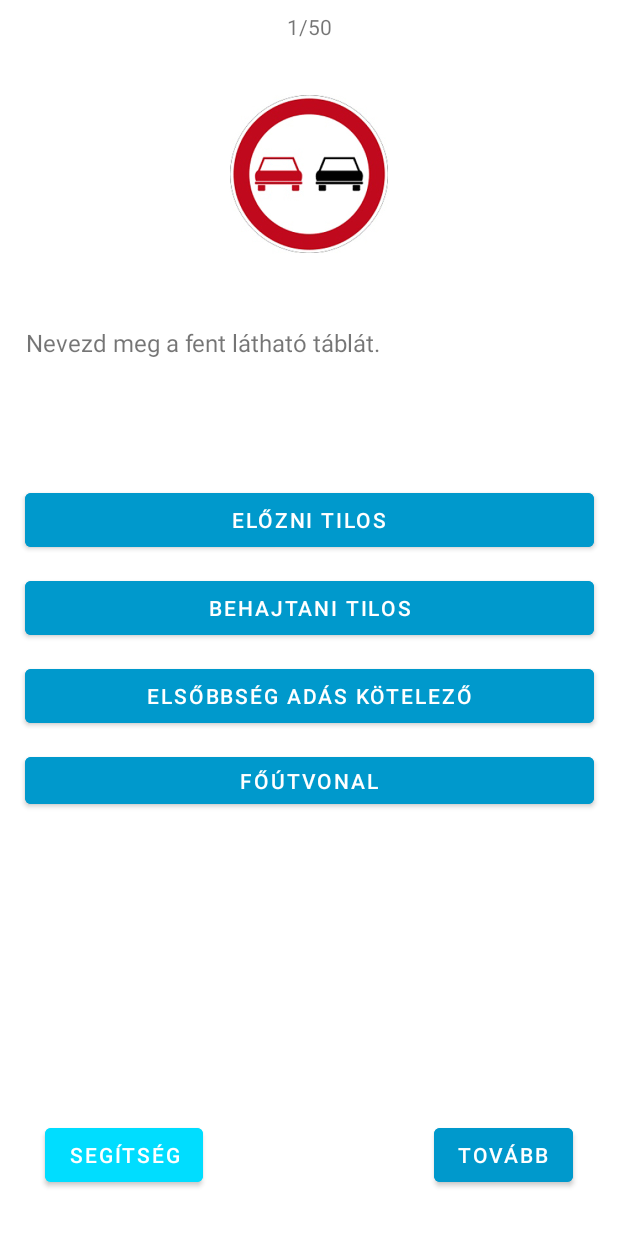
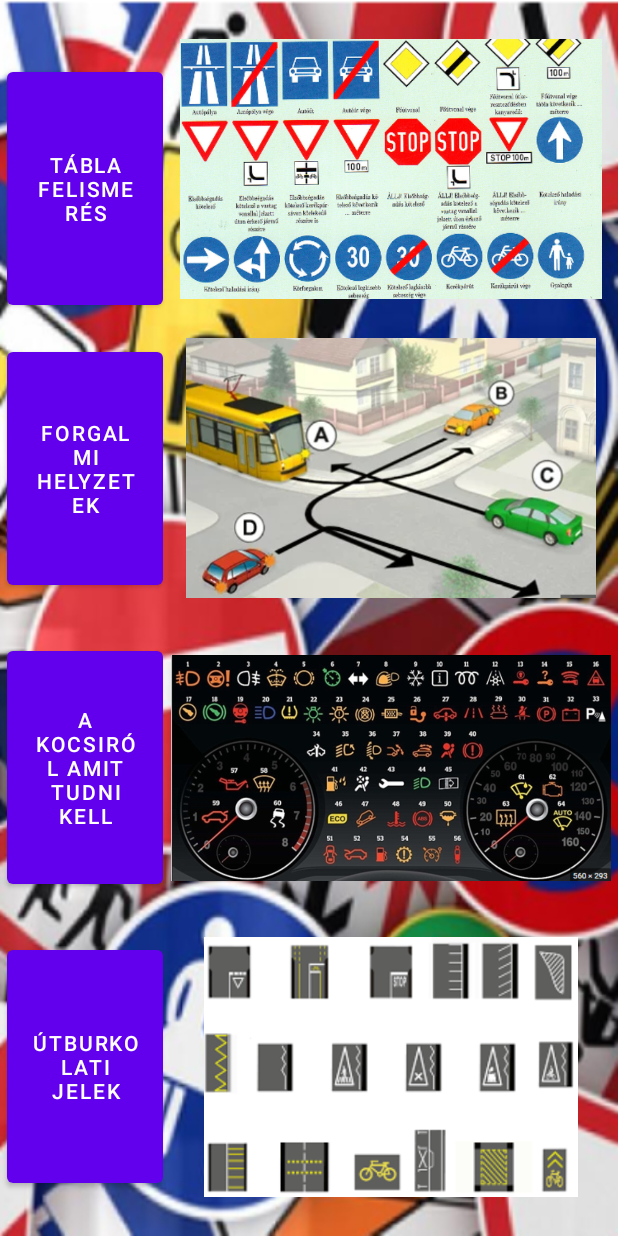
Before and after one commit to FarkyBat/Android_Beadando_Kresz, an Android app: the screen it shows after launch (start), after a tap on "START", on a phone screen of 412 x 824 dp. Run offline under Robolectric (Android 15) with nearby library versions, the phone set to English and light mode, and no system bars.

Commit message:
Frissítés 2022.11.20

```diff
--- a/app/src/main/java/com/example/android_beadando/hibakhoz/Myadapter.java
+++ b/app/src/main/java/com/example/android_beadando/hibakhoz/Myadapter.java
@@ -18,7 +18,7 @@ public class Myadapter extends RecyclerView.Adapter<Myadapter.MyViewHolder> {
     private hibasvalasz fragment;
     private List<hibak> hibaklist;
 
-    public Myadapter(List<hibak> hibaklist, hibasvalasz fragment) { //Beletesszük a paraméterbe a listát és a fragmentet hogy meglegyen a kommunikáció.
+    public Myadapter(List<hibak> hibaklist, hibasvalasz fragment) { //Beletesszük a paraméterbe a listát és a fragmentet hogy meglegyen a kommunik
         this.hibaklist = hibaklist;
         this.fragment = fragment;
     }
@@ -36,7 +36,7 @@ public class Myadapter extends RecyclerView.Adapter<Myadapter.MyViewHolder> {
 
         hibak hibak = hibaklist.get(position);
         holder.kerdes.setText(hibak.getKerdes());
-        holder.valasz.setText(hibak.getValasz()); //Ha itt
+        holder.valasz.setText(hibak.getValasz());
         holder.helyesvalasz.setText(hibak.getHelyesvalasz());
 
     }
--- /dev/null
+++ b/app/src/main/java/com/example/android_beadando/kvizek.java
@@ -0,0 +1,44 @@
+package com.example.android_beadando;
+
+import android.os.Bundle;
+import android.view.LayoutInflater;
+import android.view.View;
+import android.view.ViewGroup;
+import android.widget.Button;
+
+import androidx.fragment.app.Fragment;
+import androidx.fragment.app.FragmentTransaction;
+
+import com.example.android_beadando.quizek.quizfragment1;
+
+
+public class kvizek extends Fragment {
+    Button button1;
+
+    @Override
+    public View onCreateView(LayoutInflater inflater, ViewGroup container,
+                             Bundle savedInstanceState) {
+        View view=inflater.inflate(R.layout.fragment_kvizek, container, false);
+        button1=view.findViewById(R.id.button1);
+
+        button1.setOnClickListener(new View.OnClickListener() {
+            @Override
+            public void onClick(View view) {
+                Button gombnyomas = (Button) view;
+                if (gombnyomas.getId() == R.id.button1) {
+                    betoltFragment(new quizfragment1());
+                }
+            }
+        });
+
+
+        return view;
+    }
+    public void betoltFragment(Fragment fragment) {
+
+        FragmentTransaction fragmentManager = getActivity().getSupportFragmentManager().beginTransaction();
+        fragmentManager.replace(R.id.start1, fragment).commit();
+
+    }
+
+}
--- a/app/src/main/java/com/example/android_beadando/start.java
+++ b/app/src/main/java/com/example/android_beadando/start.java
@@ -15,7 +15,7 @@ import java.util.ArrayList;
 import java.util.List;
 
 public class start extends AppCompatActivity implements View.OnClickListener{
-
+    Button eredmenyeid;
     Button start;
 
     List<String> valaszok = new ArrayList<>();
@@ -23,25 +23,36 @@ public class start extends AppCompatActivity implements View.OnClickListener{
         return valaszok;
     }
 
+
+
     @Override
     protected void onCreate(Bundle savedInstanceState) {
         super.onCreate(savedInstanceState);
         setContentView(R.layout.activity_start);
 
+
+        eredmenyeid=findViewById(R.id.eredmenyeid);
         start=findViewById(R.id.start);
+        eredmenyeid.setOnClickListener(this);
         start.setOnClickListener(this);
     }
-
     @Override
     public void onClick(View view) {
         Button gombnyomas = (Button) view;
         if (gombnyomas.getId()==R.id.start){
             start.setVisibility(View.INVISIBLE);
-            loadFragment(new quizfragment1());
+            eredmenyeid.setVisibility(View.INVISIBLE);
+            loadFragment(new kvizek());
+        }
+
+        if (gombnyomas.getId()==R.id.eredmenyeid){
+            start.setVisibility(View.INVISIBLE);
+            eredmenyeid.setVisibility(View.INVISIBLE);
+            loadFragment(new osszeredmeny());
         }
 
     }
-     public void loadFragment(Fragment fragment) {
+    public void loadFragment(Fragment fragment) {
         FragmentManager fragmentManager = getSupportFragmentManager();
         FragmentTransaction transaction = fragmentManager.beginTransaction();
         transaction.replace(R.id.start1, fragment);
@@ -50,4 +61,5 @@ public class start extends AppCompatActivity implements View.OnClickListener{
         transaction.commit();
     }
 
+
 }
--- a/app/src/main/res/layout/activity_start.xml
+++ b/app/src/main/res/layout/activity_start.xml
@@ -2,19 +2,36 @@
 <androidx.constraintlayout.widget.ConstraintLayout xmlns:android="http://schemas.android.com/apk/res/android"
     xmlns:app="http://schemas.android.com/apk/res-auto"
     xmlns:tools="http://schemas.android.com/tools"
+    android:id="@+id/start1"
     android:layout_width="match_parent"
     android:layout_height="match_parent"
-    android:id="@+id/start1"
+    android:background="@drawable/img_5"
     tools:context=".start">
 
     <Button
         android:id="@+id/start"
-        android:layout_width="wrap_content"
-        android:layout_height="wrap_content"
+        android:layout_width="300dp"
+        android:layout_height="60dp"
+        android:backgroundTint="@color/teal_200"
         android:text="start"
+        android:textColor="@color/white"
         app:layout_constraintBottom_toBottomOf="parent"
         app:layout_constraintEnd_toEndOf="parent"
         app:layout_constraintHorizontal_bias="0.498"
         app:layout_constraintStart_toStartOf="parent"
-        app:layout_constraintTop_toTopOf="parent" />
+        app:layout_constraintTop_toTopOf="parent"
+        app:rippleColor="@color/design_default_color_error" />
+
+    <Button
+        android:id="@+id/eredmenyeid"
+        android:layout_width="wrap_content"
+        android:layout_height="wrap_content"
+        android:background="@color/white"
+        android:text="eredmenyid"
+        app:layout_constraintBottom_toTopOf="@+id/start"
+        app:layout_constraintEnd_toEndOf="parent"
+        app:layout_constraintStart_toStartOf="parent"
+        app:layout_constraintTop_toTopOf="parent"
+        tools:ignore="TextContrastCheck" />
+
 </androidx.constraintlayout.widget.ConstraintLayout>
--- a/app/src/main/res/layout/fragment_fragmentered.xml
+++ b/app/src/main/res/layout/fragment_fragmentered.xml
@@ -61,6 +61,7 @@
             android:layout_marginTop="300dp"
             android:layout_marginEnd="20dp"
             android:height="60dp"
+            android:backgroundTint="@color/material_dynamic_primary70"
             android:text="Újrapróbálom"
             app:layout_constraintEnd_toEndOf="parent"
             app:layout_constraintStart_toStartOf="parent"
@@ -74,6 +75,7 @@
             android:layout_marginTop="40dp"
             android:layout_marginEnd="30dp"
             android:height="50dp"
+            android:backgroundTint="@color/material_dynamic_primary70"
             android:text="kezdőlap"
             app:layout_constraintEnd_toEndOf="parent"
             app:layout_constraintStart_toStartOf="parent"
@@ -86,6 +88,7 @@
             android:layout_marginStart="20dp"
             android:layout_marginTop="100dp"
             android:layout_marginEnd="20dp"
+            android:backgroundTint="@color/material_dynamic_primary70"
             android:text="Rossz válaszok"
             app:layout_constraintEnd_toEndOf="parent"
             app:layout_constraintStart_toStartOf="parent"
--- /dev/null
+++ b/app/src/main/res/layout/fragment_kvizek.xml
@@ -0,0 +1,94 @@
+<?xml version="1.0" encoding="utf-8"?>
+<FrameLayout xmlns:android="http://schemas.android.com/apk/res/android"
+    xmlns:app="http://schemas.android.com/apk/res-auto"
+    xmlns:tools="http://schemas.android.com/tools"
+    android:layout_width="match_parent"
+    android:layout_height="match_parent"
+    tools:context=".kvizek">
+
+    <androidx.constraintlayout.widget.ConstraintLayout
+        android:layout_width="match_parent"
+        android:layout_height="match_parent">
+
+        <Button
+            android:id="@+id/button2"
+            android:layout_width="104dp"
+            android:layout_height="167dp"
+            android:text="Forgalmi helyzetek"
+            app:layout_constraintBottom_toBottomOf="@+id/imageView3"
+            app:layout_constraintEnd_toStartOf="@+id/imageView3"
+            app:layout_constraintStart_toStartOf="parent"
+            app:layout_constraintTop_toTopOf="@+id/imageView3" />
+
+        <Button
+            android:id="@+id/button1"
+            android:layout_width="104dp"
+            android:layout_height="167dp"
+            android:text="Tábla felismerés"
+            app:layout_constraintBottom_toTopOf="@+id/imageView3"
+            app:layout_constraintEnd_toStartOf="@+id/imageView4"
+            app:layout_constraintHorizontal_bias="0.0"
+            app:layout_constraintStart_toStartOf="parent"
+            app:layout_constraintTop_toTopOf="@+id/imageView4" />
+
+        <Button
+            android:id="@+id/button4"
+            android:layout_width="104dp"
+            android:layout_height="167dp"
+            android:text="Útburkolati jelek"
+            app:layout_constraintBottom_toBottomOf="@+id/imageView6"
+            app:layout_constraintEnd_toStartOf="@+id/imageView6"
+            app:layout_constraintStart_toStartOf="parent"
+            app:layout_constraintTop_toTopOf="@+id/imageView6" />
+
+        <Button
+            android:id="@+id/button3"
+            android:layout_width="104dp"
+            android:layout_height="167dp"
+            android:text="A kocsiról amit tudni kell"
+            app:layout_constraintBottom_toBottomOf="@+id/imageView5"
+            app:layout_constraintEnd_toStartOf="@+id/imageView5"
+            app:layout_constraintStart_toStartOf="parent"
+            app:layout_constraintTop_toTopOf="@+id/imageView5" />
+
+        <ImageView
+            android:id="@+id/imageView3"
+            android:layout_width="293dp"
+            android:layout_height="173dp"
+            android:src="@drawable/img_1"
+            app:layout_constraintBottom_toTopOf="@+id/imageView5"
+            app:layout_constraintEnd_toEndOf="parent"
+            app:layout_constraintStart_toEndOf="@+id/button2"
+            app:layout_constraintTop_toBottomOf="@+id/imageView4" />
+
+        <ImageView
+            android:id="@+id/imageView4"
+            android:layout_width="293dp"
+            android:layout_height="173dp"
+            android:src="@drawable/img_2"
+            app:layout_constraintBottom_toTopOf="@+id/imageView3"
+            app:layout_constraintEnd_toEndOf="parent"
+            app:layout_constraintStart_toEndOf="@+id/button1"
+            app:layout_constraintTop_toTopOf="parent" />
+
+        <ImageView
+            android:id="@+id/imageView5"
+            android:layout_width="293dp"
+            android:layout_height="173dp"
+            android:src="@drawable/img_3"
+            app:layout_constraintBottom_toTopOf="@+id/imageView6"
+            app:layout_constraintEnd_toEndOf="parent"
+            app:layout_constraintStart_toEndOf="@+id/button3"
+            app:layout_constraintTop_toBottomOf="@+id/imageView3" />
+
+        <ImageView
+            android:id="@+id/imageView6"
+            android:layout_width="293dp"
+            android:layout_height="173dp"
+            android:src="@drawable/img_4"
+            app:layout_constraintBottom_toBottomOf="parent"
+            app:layout_constraintEnd_toEndOf="parent"
+            app:layout_constraintStart_toEndOf="@+id/button4"
+            app:layout_constraintTop_toBottomOf="@+id/imageView5" />
+    </androidx.constraintlayout.widget.ConstraintLayout>
+</FrameLayout>
--- /dev/null
+++ b/app/src/main/res/values/ids.xml
@@ -0,0 +1,4 @@
+<?xml version="1.0" encoding="utf-8"?>
+<resources>
+    <item name="mainToolbar" type="id" />
+</resources>
```
Also changed, not shown: app/src/main/AndroidManifest.xml (+0 -7 lines), app/src/main/java/com/example/android_beadando/MainActivity.java (+8 -8 lines), app/src/main/java/com/example/android_beadando/hibakhoz/valaszok.java (+10 -0 lines), app/src/main/java/com/example/android_beadando/osszeredmeny.java (added, +28 -0 lines), app/src/main/java/com/example/android_beadando/quizek/fragmentered.java (+4 -9 lines), app/src/main/java/com/example/android_beadando/quizek/quizfragment1.java (+3 -5 lines), app/src/main/res/layout/fragment_osszeredmeny.xml (added, +52 -0 lines), app/src/main/res/drawable-v24/img.png (added), app/src/main/res/drawable-v24/img_1.png (added), app/src/main/res/drawable-v24/img_2.png (added), app/src/main/res/drawable-v24/img_3.png (added), app/src/main/res/drawable-v24/img_4.png (added), app/src/main/res/drawable-v24/img_5.png (added).
